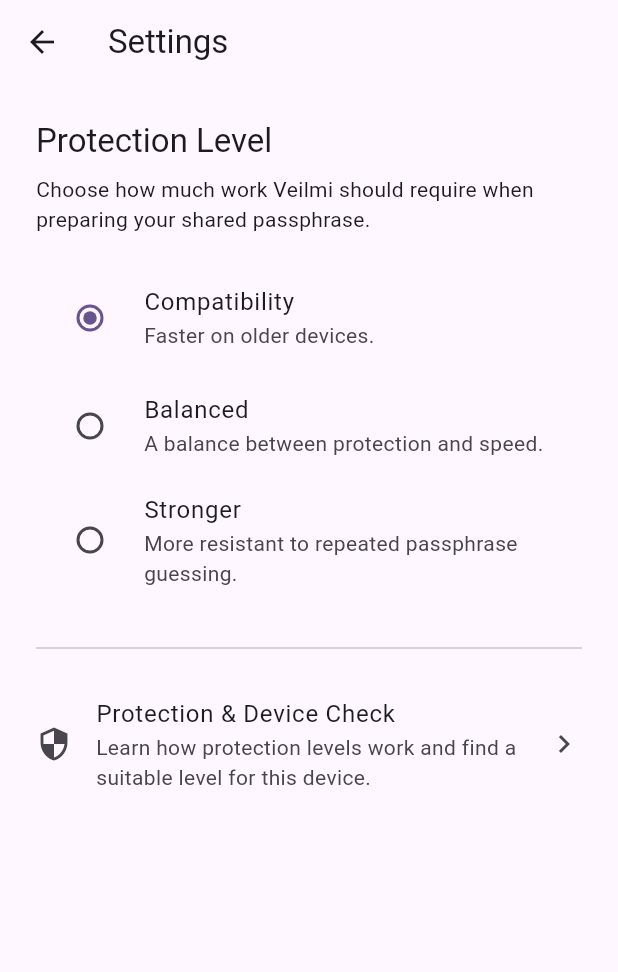
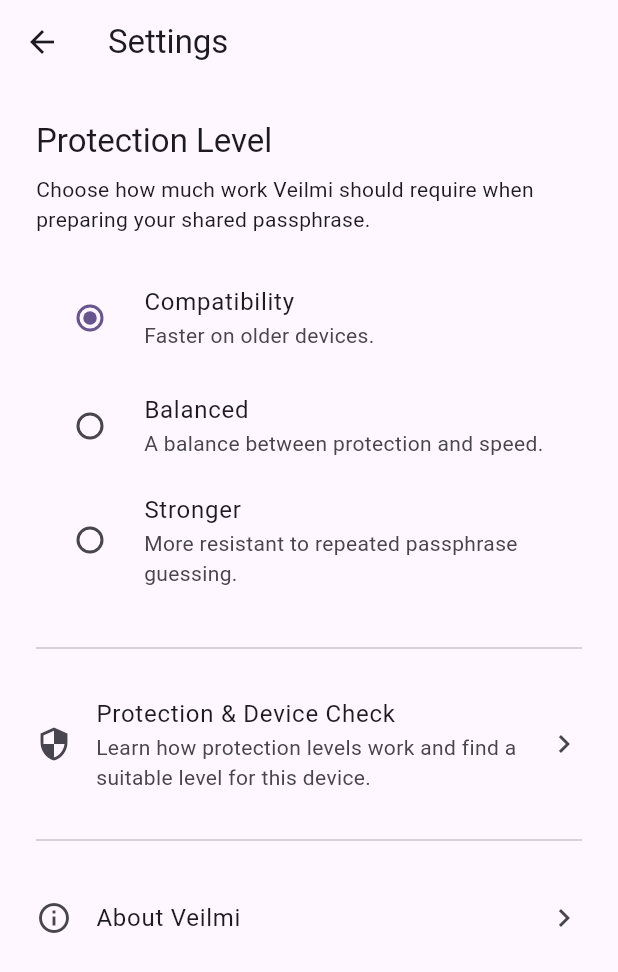
Before and after one commit to noa-jou/Veilmi, a Flutter app: the SettingsScreen screen opened directly with empty values, on a phone screen of 412 x 824 dp. Shown: the top 972 px of the screen. Run offline on Flutter 3.47's test engine with Material 3 defaults, Android fonts, the phone set to English and light mode, and no system bars; our stand-ins replace shared_preferences; missing offline and left inert: cryptography; accounts and stored records are empty.

Commit message:
icon add

```diff
--- /dev/null
+++ b/flutter_launcher_icons.yaml
@@ -0,0 +1,5 @@
+flutter_launcher_icons:
+  android: true
+  ios: true
+  image_path: "assets/icon/veilmi_icon.png"
+  remove_alpha_ios: true
--- a/lib/screens/about_screen.dart
+++ b/lib/screens/about_screen.dart
@@ -13,7 +13,7 @@
   );
 
   // Replace this after choosing a support platform.
-  static final Uri _supportUrl = Uri.parse('https://example.com');
+  static final Uri _supportUrl = Uri.parse('https://buymeacoffee.com/noajou');
 
   Future<void> _openUrl(BuildContext context, Uri url) async {
     final opened = await launchUrl(url, mode: LaunchMode.externalApplication);
--- a/lib/screens/settings_screen.dart
+++ b/lib/screens/settings_screen.dart
@@ -109,6 +109,21 @@
               );
             },
           ),
+          const SizedBox(height: 16),
+          const Divider(),
+          const SizedBox(height: 16),
+          ListTile(
+            contentPadding: EdgeInsets.zero,
+            leading: const Icon(Icons.info_outline),
+            title: Text(l10n.aboutVeilmi),
+            trailing: const Icon(Icons.chevron_right),
+            onTap: () {
+              Navigator.push(
+                context,
+                MaterialPageRoute(builder: (context) => const AboutScreen()),
+              );
+            },
+          ),
         ],
       ),
     );
--- a/pubspec.yaml
+++ b/pubspec.yaml
@@ -52,6 +52,7 @@
   # package. See that file for information about deactivating specific lint
   # rules and activating additional ones.
   flutter_lints: ^6.0.0
+  flutter_launcher_icons: ^0.14.4
 
 # For information on the generic Dart part of this file, see the
 # following page: https://dart.dev/tools/pub/pubspec
```
Also changed, not shown: assets/icon/veilmi_icon.png (added), assets/icon/veilmi_icon_small.png (added), 28 other files.
